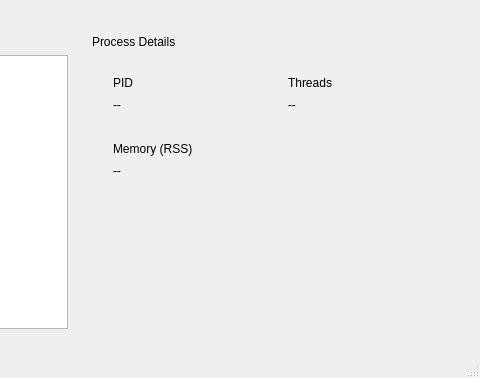
mrcarlino/process-scope, file src/Viewer.ui: the form before one commit; both pictures show x 320 to 800 and y 222 to 600 of the 800 by 600 pixel window.
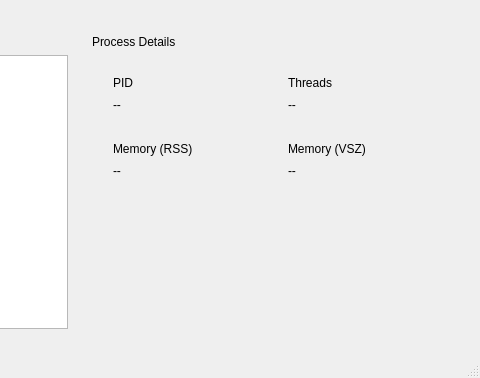
The form after the commit.

Commit message: Added memory VSZ parse and render

Diff of the .ui file:
```diff
--- a/src/Viewer.ui
+++ b/src/Viewer.ui
@@ -463,6 +463,50 @@
                </layout>
               </widget>
              </item>
+             <item row="1" column="1">
+              <widget class="QFrame" name="processMemVSZFrame">
+               <property name="frameShape">
+                <enum>QFrame::NoFrame</enum>
+               </property>
+               <property name="frameShadow">
+                <enum>QFrame::Plain</enum>
+               </property>
+               <property name="card" stdset="0">
+                <bool>true</bool>
+               </property>
+               <layout class="QVBoxLayout" name="verticalLayout_6">
+                <property name="spacing">
+                 <number>8</number>
+                </property>
+                <property name="leftMargin">
+                 <number>12</number>
+                </property>
+                <property name="topMargin">
+                 <number>12</number>
+                </property>
+                <property name="rightMargin">
+                 <number>12</number>
+                </property>
+                <property name="bottomMargin">
+                 <number>12</number>
+                </property>
+                <item>
+                 <widget class="QLabel" name="processMemVSZCardLabel">
+                  <property name="text">
+                   <string>Memory (VSZ)</string>
+                  </property>
+                 </widget>
+                </item>
+                <item>
+                 <widget class="QLabel" name="processMemVSZValueLabel">
+                  <property name="text">
+                   <string>--</string>
+                  </property>
+                 </widget>
+                </item>
+               </layout>
+              </widget>
+             </item>
             </layout>
            </widget>
           </item>
```
The commit also changes 3 other files.
